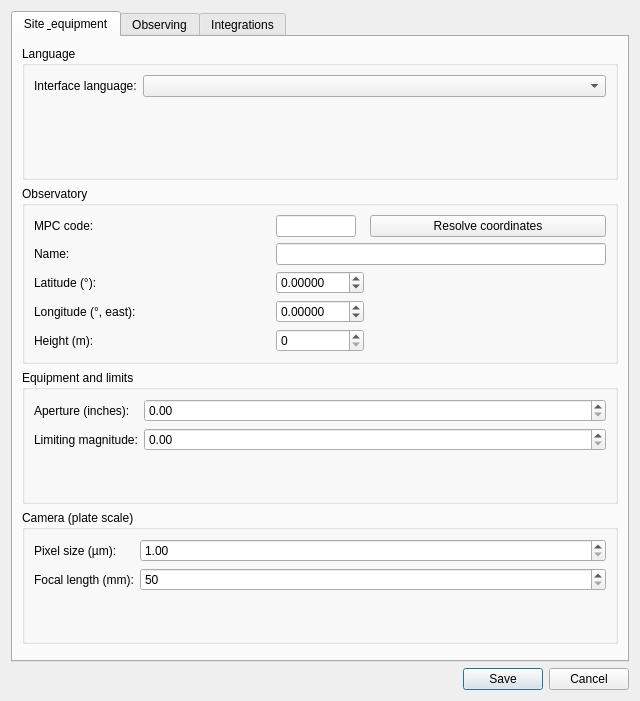
Above: nightscribe/gui/ui/settings_dialog.ui from irydeo/nightscribe before the change. Below: the same form after it.
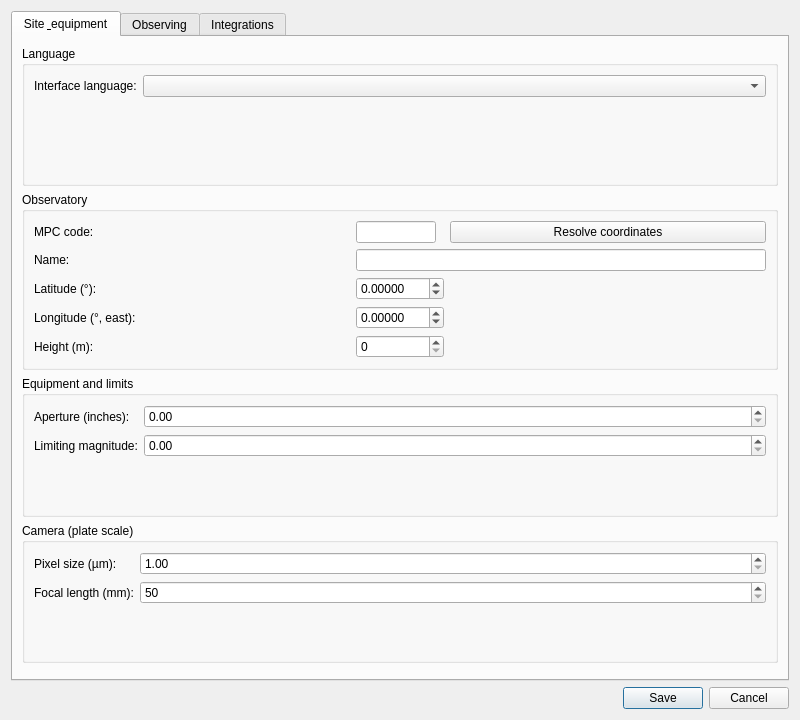
That is the form after the change.

Patch:
```diff
--- a/nightscribe/gui/ui/settings_dialog.ui
+++ b/nightscribe/gui/ui/settings_dialog.ui
@@ -4,7 +4,7 @@
  <widget class="QDialog" name="SettingsDialog">
   <property name="windowTitle"><string>Settings</string></property>
   <property name="modal"><bool>true</bool></property>
-  <property name="minimumSize"><size><width>640</width><height>520</height></size></property>
+  <property name="minimumSize"><size><width>800</width><height>720</height></size></property>
   <layout class="QVBoxLayout" name="verticalLayout">
    <item>
     <widget class="QTabWidget" name="tabWidget">
```
